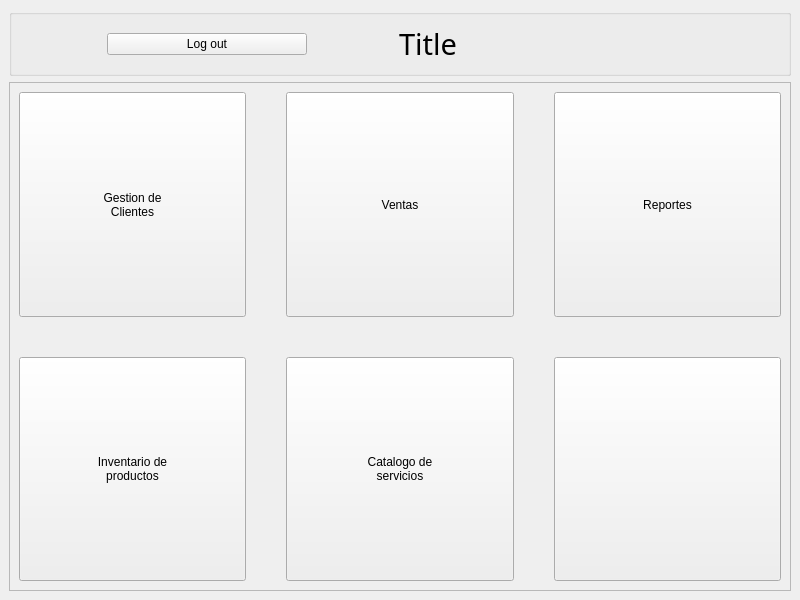
The window that GUI/sub_ventanas/ui/reportes/adminDesigner.ui (C-Sebastian-M/GLAM_MAKEUP_STORE) describes before a commit, drawn with Qt 5.
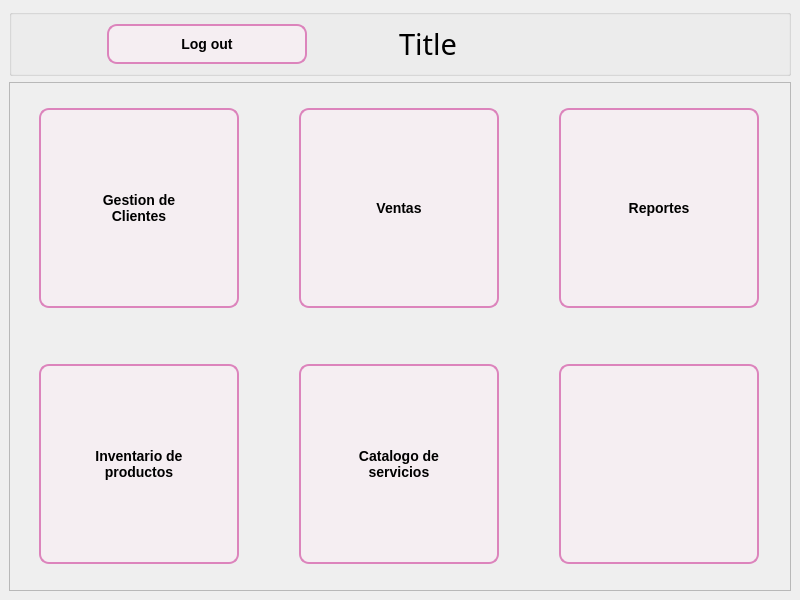
The same window after the commit. Icons and pictures are not drawn.

Commit message: cambios a la interfaz de admin/soporte

Patch:
```diff
--- a/GUI/sub_ventanas/ui/reportes/adminDesigner.ui
+++ b/GUI/sub_ventanas/ui/reportes/adminDesigner.ui
@@ -30,6 +30,49 @@
    <layout class="QVBoxLayout" name="verticalLayout_3">
     <item>
      <widget class="QGroupBox" name="header">
+      <property name="styleSheet">
+       <string notr="true">
+QPushButton {
+    background-color: #f5eef2; /* Color de fondo base */
+    border: 2px solid #dc84bc; /* Borde del botón */
+    border-radius: 10px; /* Bordes redondeados */
+    padding: 10px 20px; /* Espaciado interno */
+    color: rgb(0, 0, 0); /* Color del texto */
+    font-size: 14px; /* Tamaño de la fuente */
+    font-weight: bold; /* Peso de la fuente */
+    text-align: center; /* Alineación del texto */
+    position: relative; /* Posicionamiento relativo para los círculos */
+}
+
+QPushButton:hover {
+    background-color: #dc95c4;
+    border-color: #d484b4;
+}
+
+/* Añadir círculos al fondo del botón */
+QPushButton::before, QPushButton::after {
+    content: &quot;&quot;;
+    position: absolute;
+    border-radius: 50%;
+    background: #e4acd0;
+    z-index: -1; /* Asegurarse de que los círculos estén detrás del texto */
+}
+
+QPushButton::before {
+    width: 30px;
+    height: 30px;
+    top: -10px;
+    left: -10px;
+}
+
+QPushButton::after {
+    width: 50px;
+    height: 50px;
+    bottom: -20px;
+    right: -20px;
+}
+</string>
+      </property>
       <property name="title">
        <string/>
       </property>
@@ -39,7 +82,7 @@
          <property name="maximumSize">
           <size>
            <width>200</width>
-           <height>16777215</height>
+           <height>100</height>
           </size>
          </property>
          <property name="text">
@@ -108,6 +151,49 @@
            <verstretch>0</verstretch>
           </sizepolicy>
          </property>
+         <property name="styleSheet">
+          <string notr="true">
+QPushButton {
+    background-color: #f5eef2; /* Color de fondo base */
+    border: 2px solid #dc84bc; /* Borde del botón */
+    border-radius: 10px; /* Bordes redondeados */
+    padding: 10px 20px; /* Espaciado interno */
+    color: rgb(0, 0, 0); /* Color del texto */
+    font-size: 14px; /* Tamaño de la fuente */
+    font-weight: bold; /* Peso de la fuente */
+    text-align: center; /* Alineación del texto */
+    position: relative; /* Posicionamiento relativo para los círculos */
+}
+
+QPushButton:hover {
+    background-color: #dc95c4;
+    border-color: #d484b4;
+}
+
+/* Añadir círculos al fondo del botón */
+QPushButton::before, QPushButton::after {
+    content: &quot;&quot;;
+    position: absolute;
+    border-radius: 50%;
+    background: #e4acd0;
+    z-index: -1; /* Asegurarse de que los círculos estén detrás del texto */
+}
+
+QPushButton::before {
+    width: 30px;
+    height: 30px;
+    top: -10px;
+    left: -10px;
+}
+
+QPushButton::after {
+    width: 50px;
+    height: 50px;
+    bottom: -20px;
+    right: -20px;
+}
+</string>
+         </property>
          <layout class="QGridLayout" name="gridLayout" rowstretch="0,0,0" columnstretch="0,0,0,0">
           <property name="sizeConstraint">
            <enum>QLayout::SetDefaultConstraint</enum>
@@ -135,6 +221,12 @@
               <verstretch>0</verstretch>
              </sizepolicy>
             </property>
+            <property name="maximumSize">
+             <size>
+              <width>200</width>
+              <height>200</height>
+             </size>
+            </property>
             <property name="text">
              <string>Ventas</string>
             </property>
@@ -154,6 +246,12 @@
               <verstretch>0</verstretch>
              </sizepolicy>
             </property>
+            <property name="maximumSize">
+             <size>
+              <width>200</width>
+              <height>200</height>
+             </size>
+            </property>
             <property name="baseSize">
              <size>
               <width>0</width>
@@ -177,6 +275,12 @@
               <verstretch>0</verstretch>
              </sizepolicy>
             </property>
+            <property name="maximumSize">
+             <size>
+              <width>200</width>
+              <height>200</height>
+             </size>
+            </property>
             <property name="text">
              <string/>
             </property>
@@ -190,6 +294,12 @@
               <verstretch>0</verstretch>
              </sizepolicy>
             </property>
+            <property name="maximumSize">
+             <size>
+              <width>200</width>
+              <height>200</height>
+             </size>
+            </property>
             <property name="text">
              <string>Catalogo de
 servicios</string>
@@ -204,6 +314,12 @@
               <verstretch>0</verstretch>
              </sizepolicy>
             </property>
+            <property name="maximumSize">
+             <size>
+              <width>200</width>
+              <height>200</height>
+             </size>
+            </property>
             <property name="text">
              <string>Reportes</string>
             </property>
@@ -217,6 +333,12 @@
               <verstretch>0</verstretch>
              </sizepolicy>
             </property>
+            <property name="maximumSize">
+             <size>
+              <width>200</width>
+              <height>200</height>
+             </size>
+            </property>
             <property name="text">
              <string>Inventario de
 productos</string>
```
The commit also changes 3 other files.
